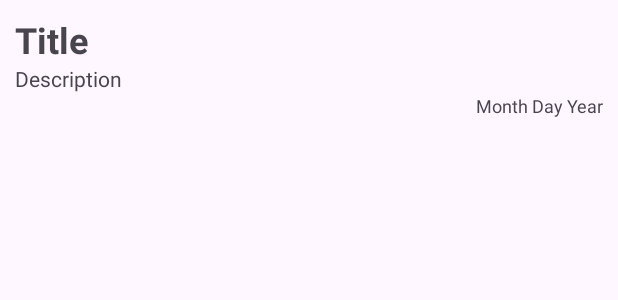
After one commit to DomingoJohnlery/Note-Application, an Android app: the layout item_view.xml on its own in the app's theme, with its tools: preview values and no code run, on a phone screen of 412 x 824 dp. The commit adds this screen. Shown: the top 300 px of the screen. Run offline under Robolectric (Android 15) with nearby library versions, the phone set to English and light mode, and no system bars.

Commit message:
4th Commit RecyclerView Adapter

```diff
--- a/app/src/main/java/com/mycam/noteapp/MainActivity.kt
+++ b/app/src/main/java/com/mycam/noteapp/MainActivity.kt
@@ -21,7 +21,7 @@ class MainActivity : AppCompatActivity() {
         val config = RealmConfiguration.create(schema = setOf(Note::class))
         val realm: Realm = Realm.open(config)
 
-        val notes: RealmResults<Note> = realm.query<Note>().find()
+        //val notes: RealmResults<Note> = realm.query<Note>().find()
 
         binding.btnAddNote.setOnClickListener {
             startActivity(Intent(this,NoteActivity::class.java))
--- a/app/src/main/java/com/mycam/noteapp/Note.kt
+++ b/app/src/main/java/com/mycam/noteapp/Note.kt
@@ -1,10 +1,9 @@
 package com.mycam.noteapp
 
 import io.realm.kotlin.types.RealmObject
-import io.realm.kotlin.types.annotations.PrimaryKey
 
 class Note : RealmObject{
-    @PrimaryKey
     var title: String = ""
     var description: String = ""
+    var createdTime: Long = 0
 }
--- /dev/null
+++ b/app/src/main/res/layout/item_view.xml
@@ -0,0 +1,31 @@
+<?xml version="1.0" encoding="utf-8"?>
+<RelativeLayout xmlns:android="http://schemas.android.com/apk/res/android"
+    android:layout_width="match_parent"
+    android:layout_height="wrap_content"
+    android:padding="10dp">
+
+    <TextView
+        android:id="@+id/title"
+        android:layout_width="match_parent"
+        android:layout_height="wrap_content"
+        android:text="Title"
+        android:textStyle="bold"
+        android:textSize="24sp"/>
+
+    <TextView
+        android:id="@+id/description"
+        android:layout_width="match_parent"
+        android:layout_height="wrap_content"
+        android:text="Description"
+        android:layout_below="@id/title"/>
+
+    <TextView
+        android:id="@+id/timeCreated"
+        android:layout_width="match_parent"
+        android:layout_height="wrap_content"
+        android:text="Month Day Year"
+        android:gravity="end"
+        android:textSize="12sp"
+        android:layout_below="@id/description"/>
+
+</RelativeLayout>
```
Also changed, not shown: app/src/main/java/com/mycam/noteapp/NoteActivity.kt (+15 -9 lines), app/src/main/java/com/mycam/noteapp/NoteAdapter.kt (added, +36 -0 lines).
